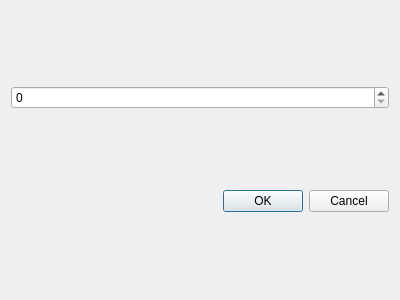
Above: kvdiagram.ui from chriku/qdigi before the change. Below: the same form after it.
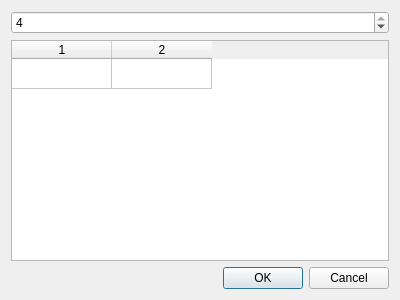
That is the form after the change.

Commit message: Better Looking Input-Errors

```diff
--- a/kvdiagram.ui
+++ b/kvdiagram.ui
@@ -15,7 +15,36 @@
   </property>
   <layout class="QVBoxLayout" name="verticalLayout">
    <item>
-    <widget class="QSpinBox" name="inputCount"/>
+    <widget class="QSpinBox" name="inputs">
+     <property name="minimum">
+      <number>2</number>
+     </property>
+     <property name="maximum">
+      <number>4</number>
+     </property>
+     <property name="value">
+      <number>4</number>
+     </property>
+    </widget>
+   </item>
+   <item>
+    <widget class="QTableWidget" name="wahreitstabelle">
+     <property name="rowCount">
+      <number>1</number>
+     </property>
+     <property name="columnCount">
+      <number>2</number>
+     </property>
+     <attribute name="horizontalHeaderStretchLastSection">
+      <bool>false</bool>
+     </attribute>
+     <attribute name="verticalHeaderVisible">
+      <bool>false</bool>
+     </attribute>
+     <row/>
+     <column/>
+     <column/>
+    </widget>
    </item>
    <item>
     <widget class="QDialogButtonBox" name="buttonBox">
```
The commit also changes 9 other files.
